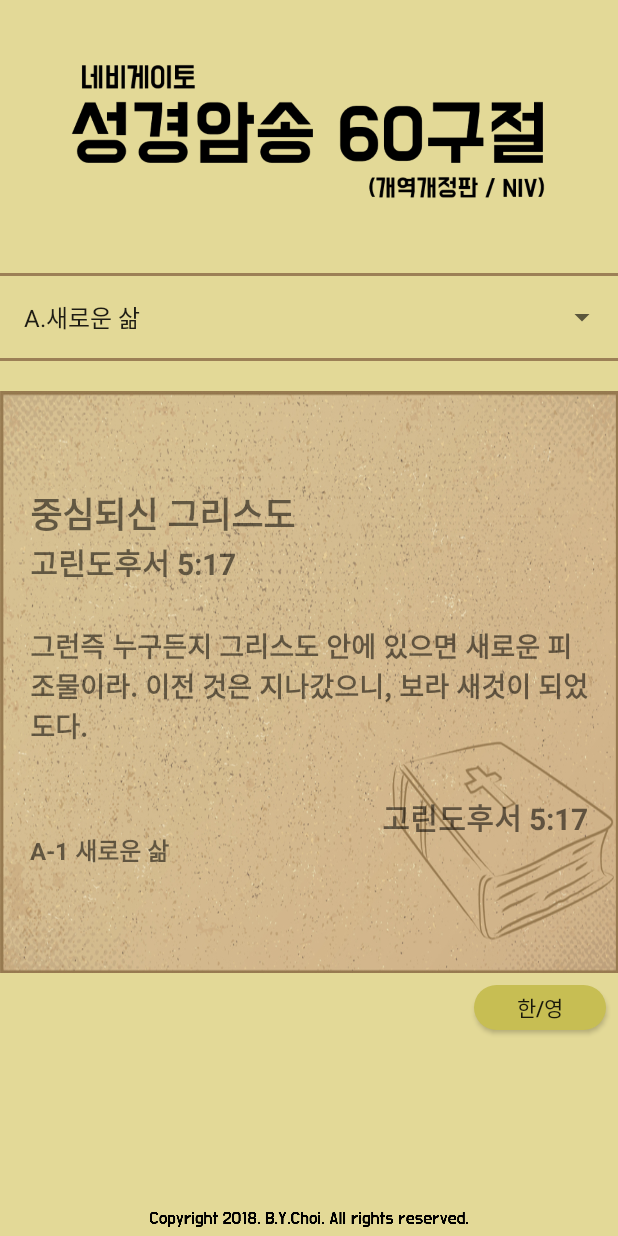
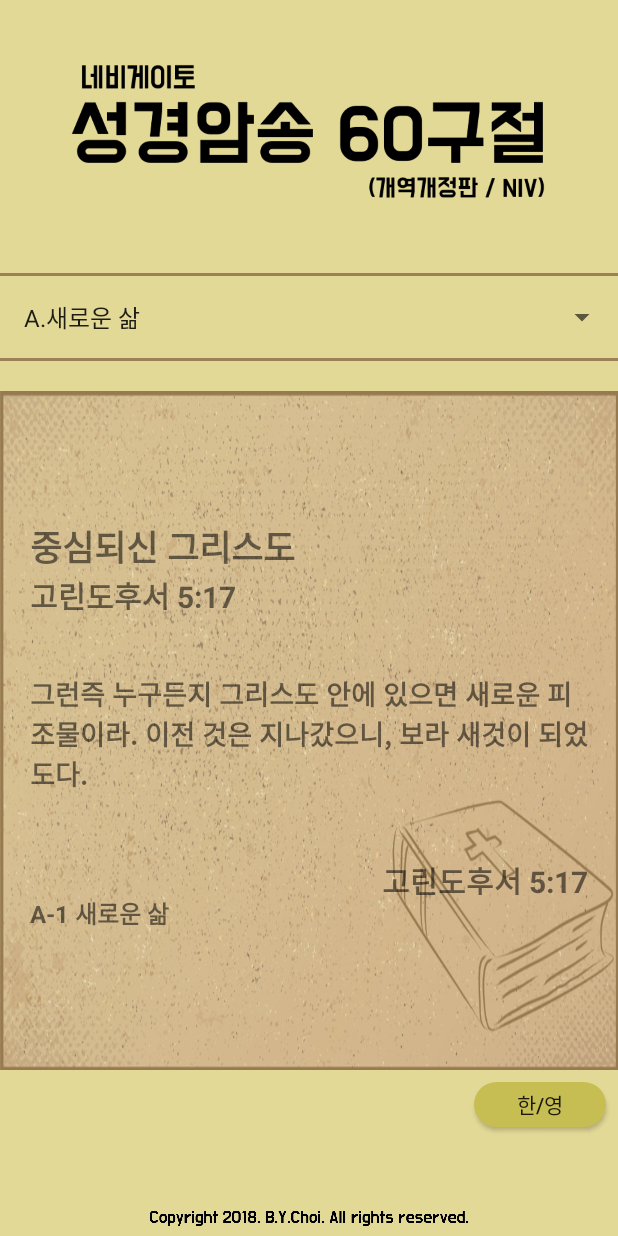
Before and after one commit to bychoi00/project1, an Android app: the screen it shows after launch (MainActivity), on a phone screen of 412 x 824 dp. Run offline under Robolectric (Android 15) with nearby library versions, the phone set to English and light mode, and no system bars.

Commit message:
최종(화면잘림 개선)

```diff
--- a/bible_test/app/build.gradle
+++ b/bible_test/app/build.gradle
@@ -6,8 +6,8 @@ android {
         applicationId "com.bibleapp.media_choi.bible_test"
         minSdkVersion 19
         targetSdkVersion 26
-        versionCode 2
-        versionName '1.1'
+        versionCode 3
+        versionName '1.3'
         testInstrumentationRunner "android.support.test.runner.AndroidJUnitRunner"
     }
     buildTypes {
--- a/bible_test/app/src/main/res/layout/activity_main.xml
+++ b/bible_test/app/src/main/res/layout/activity_main.xml
@@ -51,7 +51,7 @@
             android:id="@+id/myLayout"
             android:layout_width="match_parent"
             android:layout_height="0dp"
-            android:layout_weight="1"
+            android:layout_weight="2"
             android:background="@drawable/background2"
             android:gravity="center_vertical"
             android:orientation="vertical"
@@ -80,7 +80,7 @@
             <TextView
                 android:id="@+id/textBody"
                 android:layout_width="match_parent"
-                android:layout_height="140dp"
+                android:layout_height="160dp"
                 android:gravity="center_vertical"
                 android:paddingTop="5dp"
                 android:text="BodyBodyBodychapterchapterchapterchapterchapterchapterchapterchapter"
```
Also changed, not shown: 2 other files.
